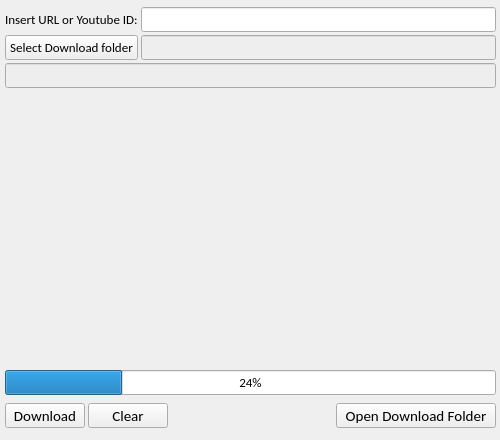
First picture: the form in main.ui, repository Phaugt/yt_dl, before the edit.
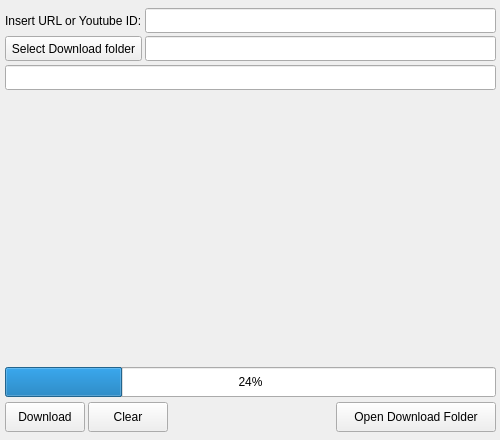
Second picture: the form after the edit.

What changed in the file:
```diff
--- a/main.ui
+++ b/main.ui
@@ -44,7 +44,7 @@
       <x>0</x>
       <y>0</y>
       <width>501</width>
-      <height>96</height>
+      <height>98</height>
      </rect>
     </property>
     <layout class="QGridLayout" name="gridLayout_3">
@@ -86,15 +86,6 @@
          <height>23</height>
         </size>
        </property>
-       <property name="font">
-        <font>
-         <family>Calibri</family>
-         <pointsize>10</pointsize>
-        </font>
-       </property>
-       <property name="styleSheet">
-        <string notr="true">background-color: rgb(238, 238, 238);</string>
-       </property>
        <property name="readOnly">
         <bool>true</bool>
        </property>
@@ -122,12 +113,6 @@
            <height>25</height>
           </size>
          </property>
-         <property name="font">
-          <font>
-           <family>Calibri</family>
-           <pointsize>10</pointsize>
-          </font>
-         </property>
          <property name="text">
           <string>Insert URL or Youtube ID:</string>
          </property>
@@ -141,12 +126,6 @@
            <height>25</height>
           </size>
          </property>
-         <property name="font">
-          <font>
-           <family>Calibri</family>
-           <pointsize>10</pointsize>
-          </font>
-         </property>
         </widget>
        </item>
        <item row="1" column="0">
@@ -160,15 +139,9 @@
          <property name="maximumSize">
           <size>
            <width>16777215</width>
-           <height>25</height>
+           <height>30</height>
           </size>
          </property>
-         <property name="font">
-          <font>
-           <family>Calibri</family>
-           <pointsize>10</pointsize>
-          </font>
-         </property>
          <property name="text">
           <string>Select Download folder</string>
          </property>
@@ -182,15 +155,6 @@
            <height>25</height>
           </size>
          </property>
-         <property name="font">
-          <font>
-           <family>Calibri</family>
-           <pointsize>10</pointsize>
-          </font>
-         </property>
-         <property name="styleSheet">
-          <string notr="true">background-color: rgb(238, 238, 238);</string>
-         </property>
          <property name="readOnly">
           <bool>true</bool>
          </property>
@@ -232,15 +196,9 @@
          <property name="maximumSize">
           <size>
            <width>500</width>
-           <height>25</height>
+           <height>30</height>
           </size>
          </property>
-         <property name="font">
-          <font>
-           <family>Calibri</family>
-           <pointsize>10</pointsize>
-          </font>
-         </property>
          <property name="value">
           <number>24</number>
          </property>
@@ -281,16 +239,10 @@
          </property>
          <property name="maximumSize">
           <size>
-           <width>160</width>
-           <height>25</height>
+           <width>180</width>
+           <height>30</height>
           </size>
          </property>
-         <property name="font">
-          <font>
-           <family>Calibri</family>
-           <pointsize>11</pointsize>
-          </font>
-         </property>
          <property name="text">
           <string>Open Download Folder</string>
          </property>
@@ -306,16 +258,10 @@
          </property>
          <property name="maximumSize">
           <size>
-           <width>80</width>
-           <height>25</height>
+           <width>90</width>
+           <height>30</height>
           </size>
          </property>
-         <property name="font">
-          <font>
-           <family>Calibri</family>
-           <pointsize>11</pointsize>
-          </font>
-         </property>
          <property name="text">
           <string>Download</string>
          </property>
@@ -331,16 +277,10 @@
          </property>
          <property name="maximumSize">
           <size>
-           <width>80</width>
-           <height>25</height>
+           <width>90</width>
+           <height>30</height>
           </size>
          </property>
-         <property name="font">
-          <font>
-           <family>Calibri</family>
-           <pointsize>11</pointsize>
-          </font>
-         </property>
          <property name="text">
           <string>Clear</string>
          </property>
```
